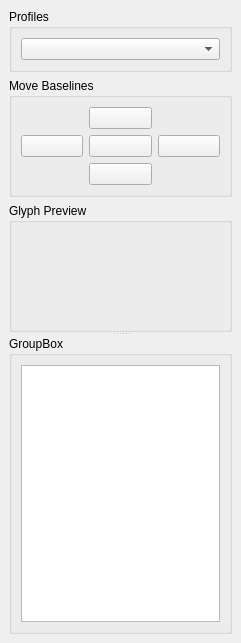
Old version of the form dockglyphs.ui in the repository GrandFatherPikhto/Glyph.
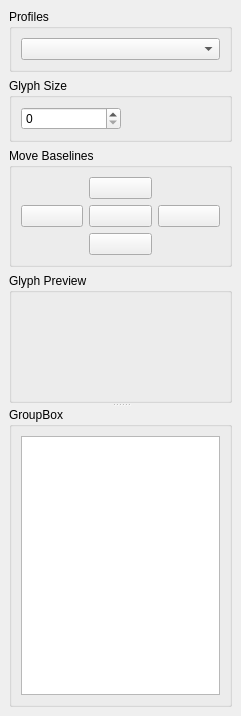
New version of the form. Icons and pictures are not drawn.

```diff
--- a/dockglyphs.ui
+++ b/dockglyphs.ui
@@ -7,7 +7,7 @@
     <x>0</x>
     <y>0</y>
     <width>241</width>
-    <height>643</height>
+    <height>716</height>
    </rect>
   </property>
   <property name="windowTitle">
@@ -27,6 +27,44 @@
       </layout>
      </widget>
     </item>
+    <item>
+     <widget class="QGroupBox" name="groupBoxGlyphSize">
+      <property name="title">
+       <string>Glyph Size</string>
+      </property>
+      <layout class="QHBoxLayout" name="horizontalLayout_2">
+       <item>
+        <widget class="QSpinBox" name="spinBoxGlyphSize">
+         <property name="sizePolicy">
+          <sizepolicy hsizetype="Preferred" vsizetype="Fixed">
+           <horstretch>0</horstretch>
+           <verstretch>0</verstretch>
+          </sizepolicy>
+         </property>
+         <property name="minimumSize">
+          <size>
+           <width>100</width>
+           <height>0</height>
+          </size>
+         </property>
+        </widget>
+       </item>
+       <item>
+        <spacer name="horizontalSpacer_3">
+         <property name="orientation">
+          <enum>Qt::Orientation::Horizontal</enum>
+         </property>
+         <property name="sizeHint" stdset="0">
+          <size>
+           <width>94</width>
+           <height>20</height>
+          </size>
+         </property>
+        </spacer>
+       </item>
+      </layout>
+     </widget>
+    </item>
     <item>
      <widget class="QGroupBox" name="groupBoxMove">
       <property name="title">
```
